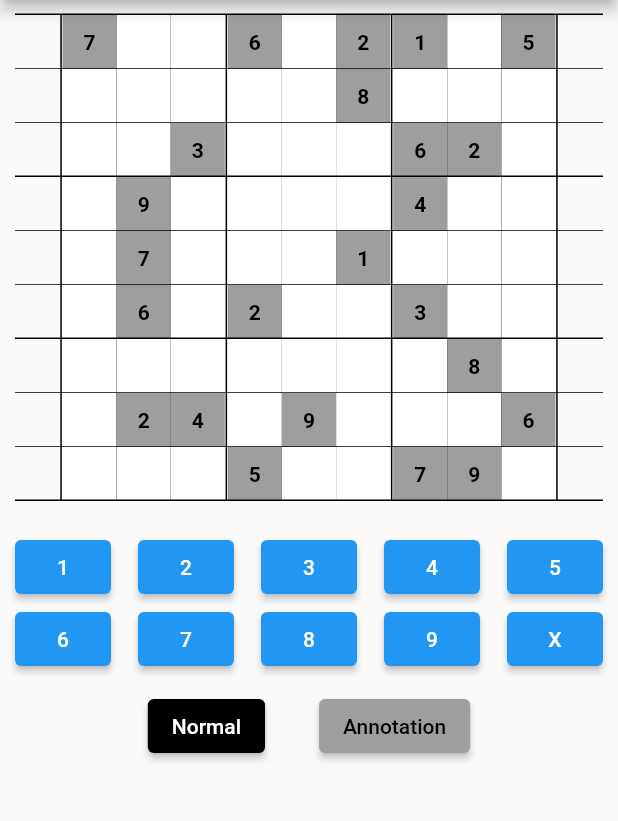
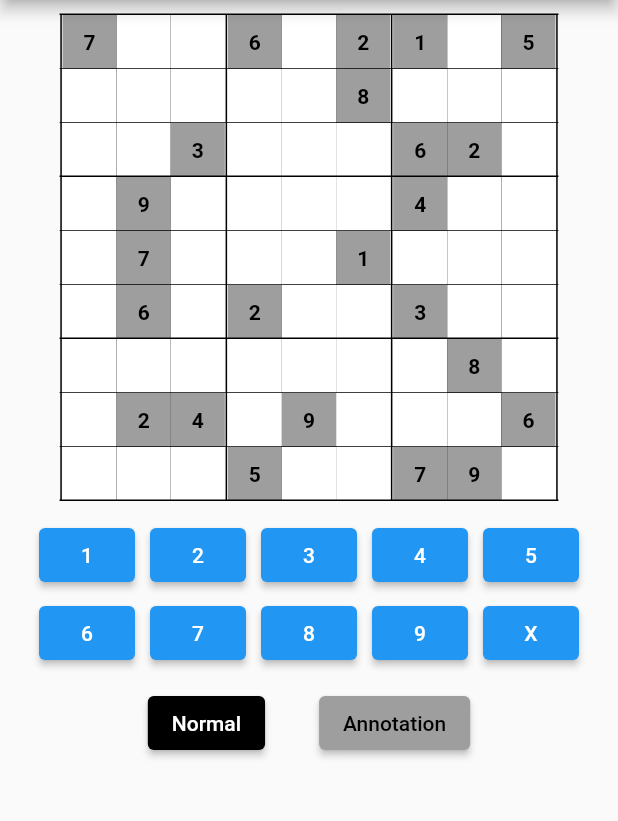
Before and after one commit to diogoaos/flutter_sudoku, a Flutter app: the screen it shows after launch, on a phone screen of 412 x 824 dp, the part 84-905 px from its top. Run offline on Flutter 3.47's test engine with Material 2 defaults, Android fonts, the phone set to English and light mode, and no system bars.

Commit message:
Segunda versão, com anotação funcionando.

```diff
--- a/lib/components/annotation_toggle.dart
+++ b/lib/components/annotation_toggle.dart
@@ -26,7 +26,9 @@ class AnnotationToggle extends StatelessWidget {
 
   @override
   Widget build(BuildContext context) {
-    return Row(
+    return Container(
+      margin: EdgeInsets.only(top: 10),
+      child: Row(
         mainAxisAlignment: MainAxisAlignment.center,
         children: [
           ElevatedButton(
@@ -43,6 +45,7 @@ class AnnotationToggle extends StatelessWidget {
             child: Text("Annotation"),
           ),
         ],
+      ),
     );
   }
 }
--- a/lib/components/board.dart
+++ b/lib/components/board.dart
@@ -46,10 +46,12 @@ class _BoardState extends State<Board> {
     }
     boardRows.add(thickDivider);
 
-    return Container(
-      margin: EdgeInsets.all(10),
-      child: Column(
-        children: boardRows,
+    return IntrinsicWidth(
+      child: Container(
+        margin: EdgeInsets.all(10),
+        child: Column(
+          children: boardRows,
+        ),
       ),
     );
   }
--- a/lib/components/file_button_row.dart
+++ b/lib/components/file_button_row.dart
@@ -8,10 +8,13 @@ class FileButtonRow extends StatelessWidget {
     required this.onButtonClick,
   }) : super(key: key);
 
-  ElevatedButton createButton(String element) {
-    return ElevatedButton(
+  Widget createButton(String element) {
+    return Container(
+      margin: EdgeInsets.symmetric(vertical: 2, horizontal: 5),
+      child: ElevatedButton(
         onPressed: () => onButtonClick(element),
         child: Text(element),
+      ),
     );
   }
 
@@ -19,8 +22,8 @@ class FileButtonRow extends StatelessWidget {
   Widget build(BuildContext context) {
     const numbers = "123456789X";
     final numberButtons = numbers.characters.map(createButton).toList();
-    return Container(
-      margin: EdgeInsets.all(10),
+    return IntrinsicWidth(
+      child: Container(
         child: Column(
           mainAxisAlignment: MainAxisAlignment.spaceBetween,
           children: [
@@ -34,6 +37,7 @@ class FileButtonRow extends StatelessWidget {
             ),
           ],
         ),
+      ),
     );
   }
 }
```
Lines whose indentation alone changed are shown as unchanged.
